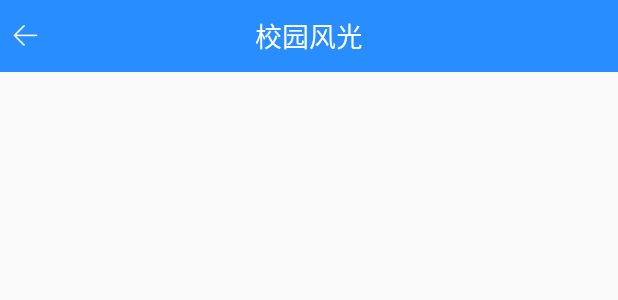
After one commit to blankandwrite/School, an Android app: the layout actitvity_scence.xml on its own in the app's theme, with its tools: preview values and no code run, on a phone screen of 412 x 824 dp. The commit adds this screen. Shown: the top 300 px of the screen. Run offline under Robolectric (Android 15) with nearby library versions, the phone set to English and light mode, and no system bars.

Commit message:
基类构建

```diff
--- a/app/src/main/AndroidManifest.xml
+++ b/app/src/main/AndroidManifest.xml
@@ -9,13 +9,15 @@
         android:label="@string/app_name"
         android:supportsRtl="true"
         android:theme="@style/AppTheme">
-        <activity android:name=".MainActivity">
+        <activity android:name=".MainActivity"
+            android:screenOrientation="portrait">
             <intent-filter>
                 <action android:name="android.intent.action.MAIN"/>
-
                 <category android:name="android.intent.category.LAUNCHER"/>
             </intent-filter>
         </activity>
+        <activity android:name=".main.activity.ScenceActivity"
+                  android:screenOrientation="portrait"/>
     </application>
 
 </manifest>
--- /dev/null
+++ b/app/src/main/java/aqtc/gl/school/widget/TitleView.java
@@ -0,0 +1,158 @@
+package aqtc.gl.school.widget;
+
+import android.content.Context;
+import android.content.res.TypedArray;
+import android.graphics.drawable.Drawable;
+import android.support.annotation.NonNull;
+import android.support.annotation.Nullable;
+import android.text.TextUtils;
+import android.util.AttributeSet;
+import android.view.LayoutInflater;
+import android.view.View;
+import android.widget.FrameLayout;
+import android.widget.ImageView;
+import android.widget.TextView;
+
+import aqtc.gl.school.R;
+
+/**
+ * @author gl
+ * @date 2018/5/7
+ * @desc 头部标题
+ */
+public class TitleView extends FrameLayout {
+    private Context mContext;
+    private ImageView mBack;
+    private TextView mTitle;
+    private ImageView mRightIv;
+    private TextView mRightTitle;
+    private RightTitleListener mRightTitleListener;
+    private RightIvListener mRightIvListener;
+    private BackListener mBackListener;
+
+    public TitleView(@NonNull Context context) {
+        this(context,null);
+    }
+
+    public TitleView(@NonNull Context context, @Nullable AttributeSet attrs) {
+        this(context, attrs,0);
+    }
+
+    public TitleView(@NonNull Context context, @Nullable AttributeSet attrs, int defStyleAttr) {
+        super(context, attrs, defStyleAttr);
+        mContext = context;
+        //加载布局
+        LayoutInflater.from(mContext).inflate(R.layout.view_title, this);
+        mBack = findViewById(R.id.back);
+        mTitle = findViewById(R.id.title);
+        mRightTitle = findViewById(R.id.rightTitle);
+        mRightIv = findViewById(R.id.rightIv);
+        //获取自定义引用
+        TypedArray a = mContext.obtainStyledAttributes(attrs, R.styleable.title);
+        String titleName = a.getString(R.styleable.title_title_name);
+        String rightTitleName = a.getString(R.styleable.title_right_title_name);
+        Drawable rightDrawable = a.getDrawable(R.styleable.title_iv_image_right);
+        boolean rightTitleShow = a.getBoolean(R.styleable.title_right_title_show,false);
+        boolean rightIvshow = a.getBoolean(R.styleable.title_iv_right_show,false);
+        a.recycle();
+
+        if (rightTitleShow){
+            mRightTitle.setVisibility(View.VISIBLE);
+        }else {
+            mRightTitle.setVisibility(View.GONE);
+        }
+
+        if (rightIvshow){
+            mRightIv.setVisibility(View.VISIBLE);
+        }else {
+            mRightIv.setVisibility(View.GONE);
+        }
+
+        if (!TextUtils.isEmpty(titleName)){
+            mTitle.setText(titleName);
+        }
+
+        if (!TextUtils.isEmpty(rightTitleName)){
+            mRightTitle.setText(rightTitleName);
+        }
+
+        if (null != rightDrawable){
+            mRightIv.setImageDrawable(rightDrawable);
+        }
+        //设置监听
+        mRightTitle.setOnClickListener(new OnClickListener() {
+            @Override
+            public void onClick(View view) {
+                if (null != mRightTitleListener){
+                    mRightTitleListener.rightTitleClick();
+                }
+            }
+        });
+        mRightIv.setOnClickListener(new OnClickListener() {
+            @Override
+            public void onClick(View view) {
+                if (null != mRightIvListener){
+                    mRightIvListener.rightIvClick();
+                }
+            }
+        });
+
+        mBack.setOnClickListener(new OnClickListener() {
+            @Override
+            public void onClick(View view) {
+                if (null != mBackListener){
+                    mBackListener.backClick();
+                }
+            }
+        });
+
+    }
+
+    /**
+     * 设置标题
+     * @param title
+     */
+    public void setTitle(String title){
+        mTitle.setText(title);
+    }
+
+    /**
+     * 设置右标题
+     * @param rightTitle
+     */
+    public void setRightTitle(String rightTitle){
+        mRightTitle.setText(rightTitle);
+    }
+
+    /**
+     * 设置右图标
+     * @param drawable
+     */
+    public void  setRightIv(Drawable drawable){
+        mRightIv.setImageDrawable(drawable);
+
+    }
+    public interface RightTitleListener{
+        void rightTitleClick();
+    }
+
+    public interface  RightIvListener{
+        void rightIvClick();
+    }
+
+    public interface  BackListener{
+        void backClick();
+    }
+
+    public void setRightTitleListener(RightTitleListener rightTitleListener) {
+        mRightTitleListener = rightTitleListener;
+    }
+
+    public void setRightIvListener(RightIvListener rightIvListener) {
+        mRightIvListener = rightIvListener;
+    }
+
+    public void setBackListener(BackListener backListener) {
+        mBackListener = backListener;
+    }
+}
--- /dev/null
+++ b/app/src/main/res/layout/actitvity_scence.xml
@@ -0,0 +1,13 @@
+<?xml version="1.0" encoding="utf-8"?>
+<android.support.constraint.ConstraintLayout
+    xmlns:android="http://schemas.android.com/apk/res/android"
+    android:layout_width="match_parent"
+    android:layout_height="match_parent"
+    xmlns:app="http://schemas.android.com/apk/res-auto">
+    <aqtc.gl.school.widget.TitleView
+        android:id="@+id/titleView"
+        android:layout_width="match_parent"
+        android:layout_height="wrap_content"
+        app:title_name="校园风光"/>
+
+</android.support.constraint.ConstraintLayout>
--- a/app/src/main/res/layout/fragment_home.xml
+++ b/app/src/main/res/layout/fragment_home.xml
@@ -78,6 +78,7 @@
             android:background="@drawable/home_item_bg">
 
             <TextView
+                android:id="@+id/tv_news"
                 style="@style/home_list"
                 android:text="@string/home_news"
                 android:drawableRight="@mipmap/ic_news"/>
--- /dev/null
+++ b/app/src/main/res/layout/view_title.xml
@@ -0,0 +1,49 @@
+<?xml version="1.0" encoding="utf-8"?>
+<RelativeLayout
+    xmlns:android="http://schemas.android.com/apk/res/android"
+    android:layout_width="match_parent"
+    android:layout_height="@dimen/dp_48"
+    android:background="@color/blue3">
+  <ImageView
+      android:id="@+id/back"
+      android:layout_width="wrap_content"
+      android:layout_height="wrap_content"
+      android:padding="@dimen/dp_4"
+      android:layout_marginLeft="@dimen/dp_4"
+      android:src="@mipmap/ic_back"
+      android:layout_centerVertical="true"
+      />
+    <TextView
+        android:id="@+id/title"
+        android:layout_width="wrap_content"
+        android:layout_height="wrap_content"
+        android:textSize="@dimen/sp_18"
+        android:layout_centerInParent="true"
+        android:textColor="@color/white"
+        android:text="标题"/>
+
+    <TextView
+        android:id="@+id/rightTitle"
+        android:layout_width="wrap_content"
+        android:layout_height="wrap_content"
+        android:textSize="@dimen/sp_14"
+        android:textColor="@color/white"
+        android:layout_alignParentRight="true"
+        android:layout_centerVertical="true"
+        android:padding="@dimen/dp_4"
+        android:layout_marginRight="4dp"
+        android:text="右标题"/>
+
+    <ImageView
+        android:id="@+id/rightIv"
+        android:layout_width="wrap_content"
+        android:layout_height="wrap_content"
+        android:layout_alignParentRight="true"
+        android:padding="@dimen/dp_4"
+        android:layout_marginRight="4dp"
+        android:src="@mipmap/ic_header"
+        android:layout_centerVertical="true"
+        android:visibility="gone"
+        />
+
+</RelativeLayout>
--- a/app/src/main/res/values/colors.xml
+++ b/app/src/main/res/values/colors.xml
@@ -1,13 +1,14 @@
 <?xml version="1.0" encoding="utf-8"?>
 <resources>
-    <color name="colorPrimary">#288dff</color>
-    <color name="colorPrimaryDark">#288dff</color>
-    <color name="colorAccent">#FF4081</color>
+    <color name="colorPrimary">@color/blue3</color>
+    <color name="colorPrimaryDark">@color/blue3</color>
+    <color name="colorAccent">@color/blue2</color>
 
     <color name="blue">#5677fc</color>
     <color name="blue1">#1E6ABF</color>
     <color name="blue2">#2A7AD4</color>
-    <color name="blue3">#3A9CFE</color>
+    <color name="blue3">#288dff</color>
+    <color name="blue4">#3A9CFE</color>
     <color name="white">#ffffff</color>
     <color name="gray">#8a8a8a</color>
     <color name="gray1">#333333</color>
```
Also changed, not shown: app/src/main/java/aqtc/gl/school/base/BaseActivity.java (+57 -1 lines), app/src/main/java/aqtc/gl/school/fragment/HomeFragment.java (+7 -0 lines), app/src/main/java/aqtc/gl/school/main/activity/ScenceActivity.java (added, +29 -0 lines), app/src/main/res/values/attrs.xml (added, +13 -0 lines), app/src/main/res/mipmap-xhdpi/ic_back.png (added), app/src/main/res/mipmap-xhdpi/ic_header.png (added).
